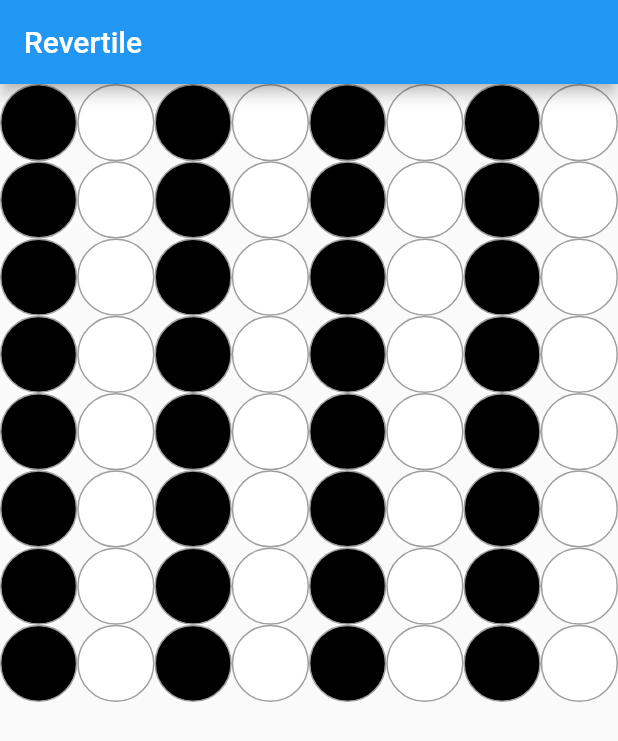
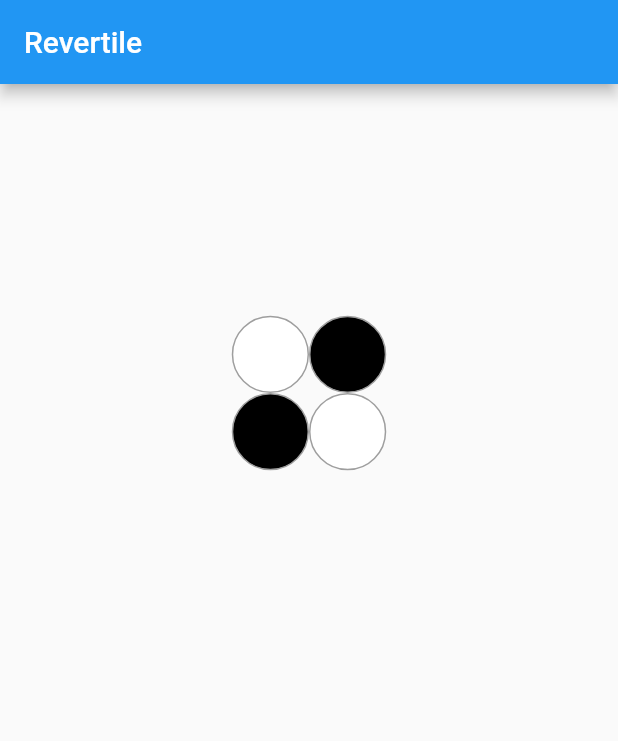
Before and after one commit to reiya0104/revertile, a Flutter app: the screen it shows after launch, on a phone screen of 412 x 824 dp. Shown: the top 741 px of the screen. Run offline on Flutter 3.47's test engine with Material 2 defaults, Android fonts, the phone set to English and light mode, and no system bars.

Commit message:
feat: add initial piece placement to Board
Add initial piece placement to Board component in the Revertile game.

```diff
--- a/lib/board.dart
+++ b/lib/board.dart
@@ -7,20 +7,17 @@ class Board extends StatelessWidget {
 
   @override
   Widget build(BuildContext context) {
-    final pieces = List.generate(
-      64,
-      (index) => index % 2 == 0 ? PieceColor.black : PieceColor.white,
-    );
-    return GridView.builder(
-      itemCount: 64,
-      gridDelegate: const SliverGridDelegateWithFixedCrossAxisCount(
-        crossAxisCount: 8,
-      ),
-      itemBuilder: (context, index) {
-        return Piece(
-          color: pieces[index],
-        );
-      },
+    return GridView.count(
+      crossAxisCount: 8,
+      children: List.generate(64, (index) {
+        if (index == 27 || index == 36) {
+          return const Piece(color: PieceColor.white);
+        } else if (index == 28 || index == 35) {
+          return const Piece(color: PieceColor.black);
+        } else {
+          return Container();
+        }
+      }),
     );
   }
 }
```
